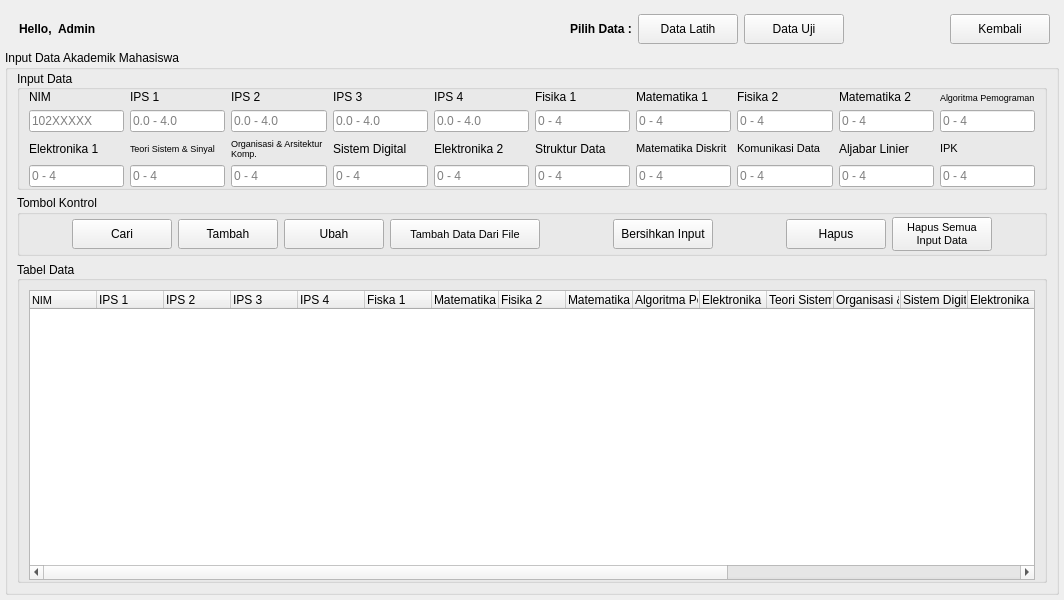
Above: gui/gui_kelola.ui from mafr017/BNN_GPA before the change. Below: the same form after it.
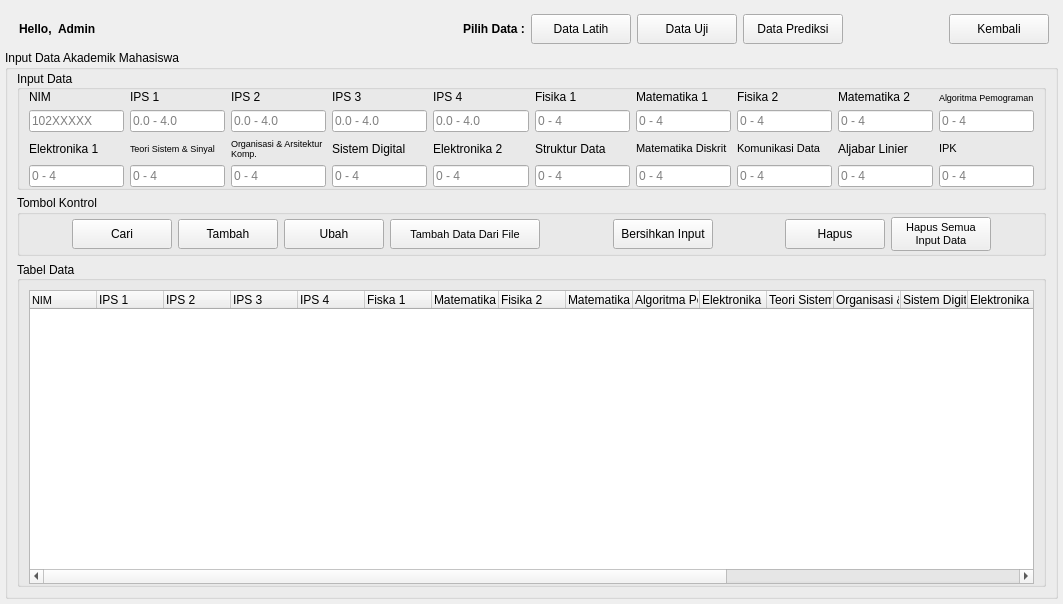
That is the form after the change. Icons and pictures are not drawn.

Patch:
```diff
--- a/gui/gui_kelola.ui
+++ b/gui/gui_kelola.ui
@@ -6,8 +6,8 @@
    <rect>
     <x>0</x>
     <y>0</y>
-    <width>1064</width>
-    <height>600</height>
+    <width>1063</width>
+    <height>604</height>
    </rect>
   </property>
   <property name="windowTitle">
@@ -190,6 +190,22 @@
          </property>
         </widget>
        </item>
+       <item>
+        <widget class="QPushButton" name="pbPrediksi">
+         <property name="minimumSize">
+          <size>
+           <width>100</width>
+           <height>30</height>
+          </size>
+         </property>
+         <property name="text">
+          <string>Data Prediksi</string>
+         </property>
+         <property name="checkable">
+          <bool>true</bool>
+         </property>
+        </widget>
+       </item>
        <item>
         <spacer name="horizontalSpacer_5">
          <property name="orientation">
```
